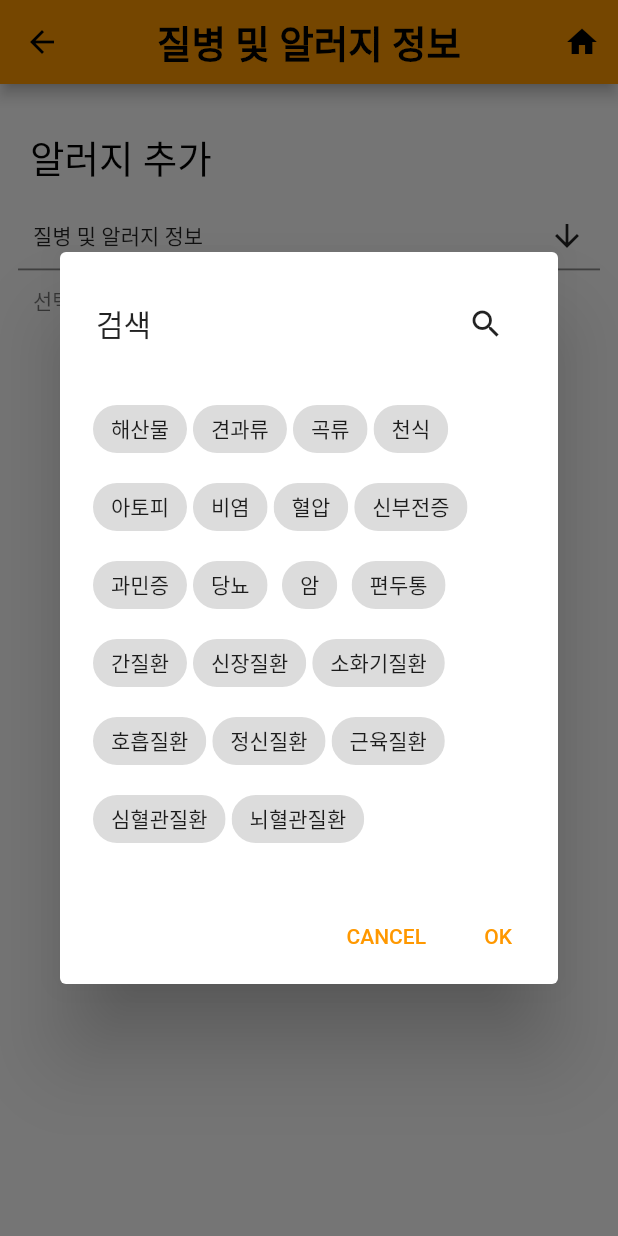
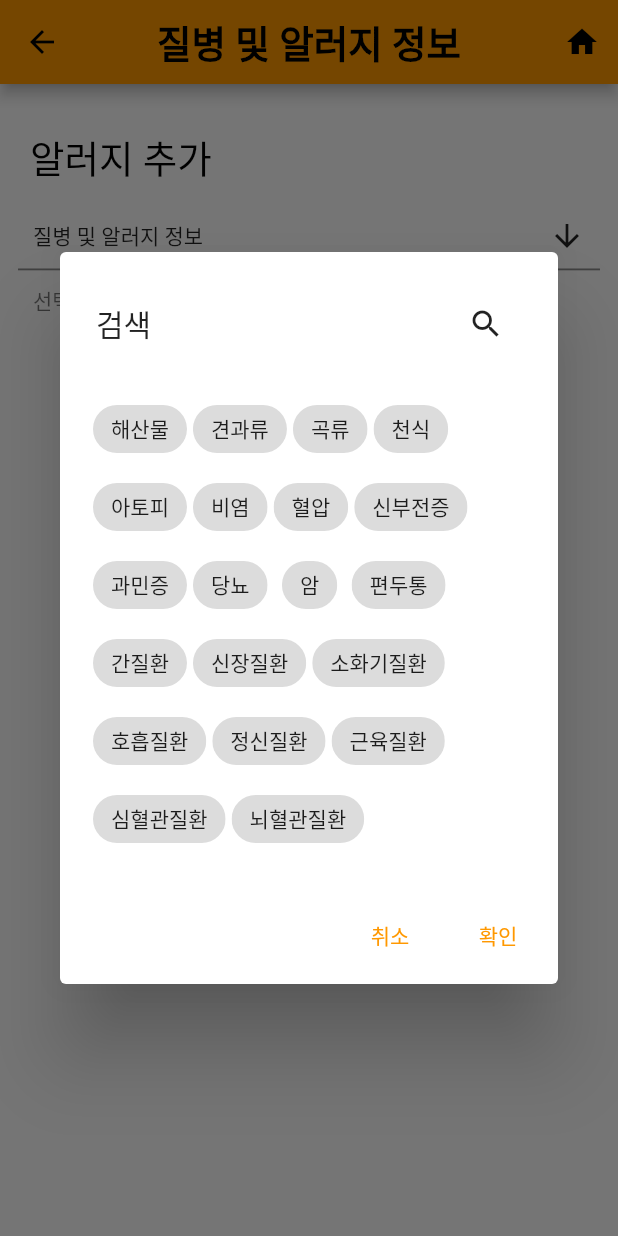
Before and after one commit to sphy1597/flutter-1, a Flutter app: the AllergyInfo screen opened directly, after a tap on "질병 및 알러지 정보", on a phone screen of 412 x 824 dp. Run offline on Flutter 3.47's test engine with Material 2 defaults, Android fonts, the phone set to English and light mode, and no system bars; our stand-ins replace image_picker, shared_preferences; missing offline and left inert: qr_code_scanner; accounts and stored records are empty.

Commit message:
edit: dialog 기본 언어 영어 > 한국어 변경

```diff
--- a/lib/settings/util/multi_select_dialog.dart
+++ b/lib/settings/util/multi_select_dialog.dart
@@ -219,7 +219,7 @@ class _MultiSelectDialogState<T> extends State<MultiSelectDialog<T>> {
     return AlertDialog(
       backgroundColor: widget.backgroundColor,
       title: widget.searchable == false
-          ? widget.title ?? const Text("Select")
+          ? widget.title ?? const Text("선택")
           : Row(
         mainAxisAlignment: MainAxisAlignment.spaceBetween,
         children: <Widget>[
@@ -231,7 +231,7 @@ class _MultiSelectDialogState<T> extends State<MultiSelectDialog<T>> {
                 style: widget.searchTextStyle,
                 decoration: InputDecoration(
                   hintStyle: widget.searchHintStyle,
-                  hintText: widget.searchHint ?? "Search",
+                  hintText: widget.searchHint ?? "검색",
                   focusedBorder: UnderlineInputBorder(
                     borderSide: BorderSide(
                       color: widget.selectedColor ??
@@ -255,7 +255,7 @@ class _MultiSelectDialogState<T> extends State<MultiSelectDialog<T>> {
               ),
             ),
           )
-              : widget.title ?? Text("Select"),
+              : widget.title ?? Text("선택"),
           IconButton(
             icon: _showSearch
                 ? widget.closeSearchIcon ?? Icon(Icons.close)
@@ -300,7 +300,7 @@ class _MultiSelectDialogState<T> extends State<MultiSelectDialog<T>> {
         TextButton(
           child: widget.cancelText ??
               Text(
-                "CANCEL",
+                "취소",
                 style: TextStyle(
                   color: (widget.selectedColor != null &&
                       widget.selectedColor != Colors.transparent)
@@ -315,7 +315,7 @@ class _MultiSelectDialogState<T> extends State<MultiSelectDialog<T>> {
         TextButton(
           child: widget.confirmText ??
               Text(
-                'OK',
+                '확인',
                 style: TextStyle(
                   color: (widget.selectedColor != null &&
                       widget.selectedColor != Colors.transparent)
```
